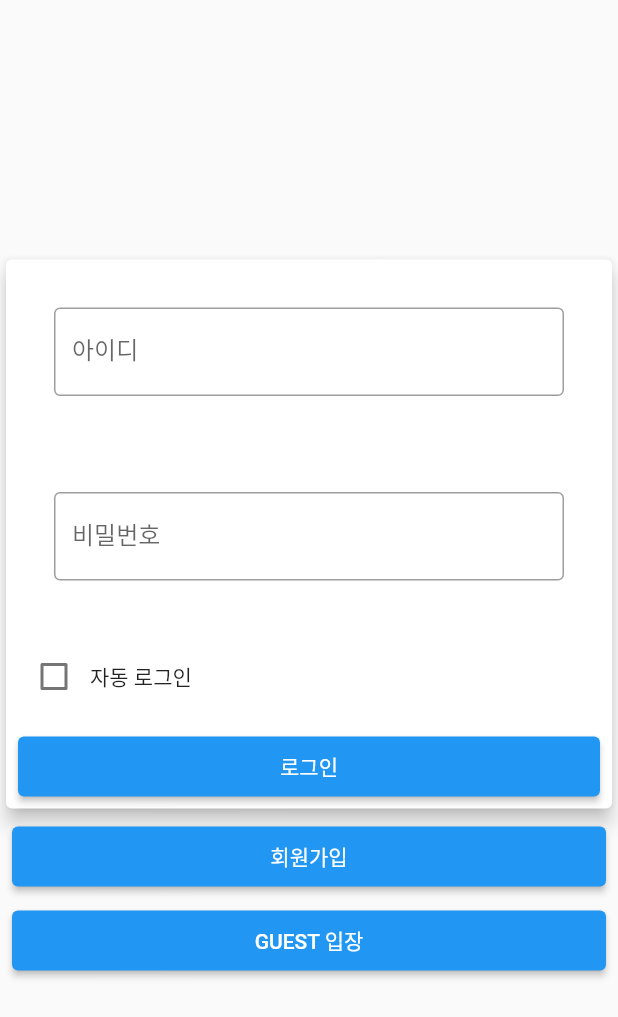
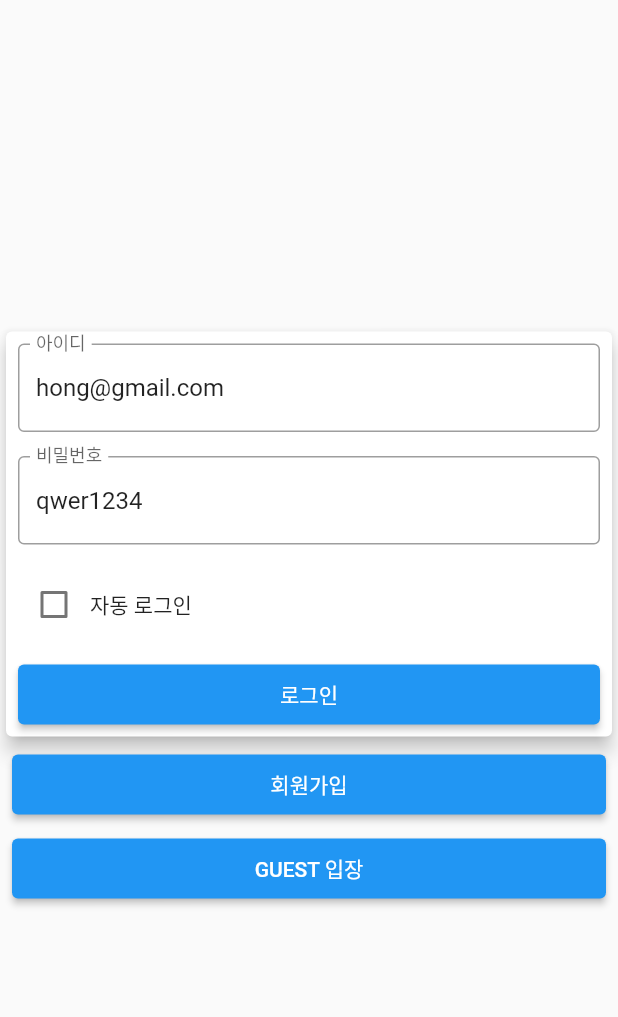
Before and after one commit to wooyoungkwak/illegalparking_app, a Flutter app: the screen it shows after launch, on a phone screen of 412 x 824 dp. Shown: the top 1017 px of the screen. Run offline on Flutter 3.47's test engine with Material 2 defaults, Android fonts, the phone set to English and light mode, and no system bars; our stand-ins replace camera, connectivity_plus, dotted_border, flutter_secure_storage, geolocator, get and 6 more; missing offline and left inert: app_settings, dart:ffi, mask_for_camera_view, network_info_plus; accounts and stored records are empty; key blocks and very long unbroken strings in the code were emptied for the run.

Commit message:
로그인 회원 정보 저장...

```diff
--- a/lib/config/env.dart
+++ b/lib/config/env.dart
@@ -9,10 +9,9 @@ class Env {
   static const String SERVER_AI_URL = "$AI_SERVER:18091";
   static const String SERVER_AI_FILE_UPLOAD_URL = '$SERVER_AI_URL/';
 
-
   static const String ADMIN_SERVER_TEST = "http://teraenergy.iptime.org"; // 관리자 서버
   static const String ADMIN_SERVER_REAL = "http://"; // 관리자 서버
-  static const String ADMIN_SERVER = ADMIN_SERVER_TEST ; // 관리자 서버
+  static const String ADMIN_SERVER = ADMIN_SERVER_TEST; // 관리자 서버
 
   static const String SERVER_ADMIN_URL = "$ADMIN_SERVER:18090";
   static const String SERVER_LOGIN_URL = '$SERVER_ADMIN_URL/api/login';
@@ -35,9 +34,6 @@ class Env {
   static const String SERVER_ADMIN_USER_PASSWORD_CHCEK_URL = '$SERVER_ADMIN_URL/api/user/password/check';
   static const String SERVER_ADMIN_USER_PASSWORD_CHANGE_URL = '$SERVER_ADMIN_URL/api/user/password/change';
 
-
-
-
   static const String MAP_TEST_SERVER = "http://220.95.46.211:18090/area/map";
   static const String MAP_REAL_SERVER = "http://49.50.166.205/area/map";
 
@@ -50,26 +46,30 @@ class Env {
   static const String WORK_TYPE_TODAY = "today";
   static const String WORK_TYPE_WEEK = "week";
 
-  static bool WORK_PLACE_CHANGE_STATE = false;
-  static String? WORK_KR_NAME;
-  static String? WORK_POSITION_NAME;
-  static String? WORK_PHOTO_PATH;
-  static String? WORK_COMPANY_NAME;
+  // static bool WORK_PLACE_CHANGE_STATE = false;
+  // static String? WORK_KR_NAME;
+  // static String? WORK_POSITION_NAME;
+  // static String? WORK_PHOTO_PATH;
+  // static String? WORK_COMPANY_NAME;
   static int? USER_SEQ;
+  static String? USER_NAME;
+  static String? USER_PHOTO_NAME;
+  static String? USER_PHONE_NUMBER;
 
   static const String LOGIN_STATE = "LOGIN_STATE";
   static const String KEY_USER_ID = "USER_ID"; // Login 후에 서버로부터 부여 받은 사용자 ID 값
   static const String KEY_ID_CHECK = 'KEY_ID_CHECK';
   static const String KEY_ACCESS_TOKEN = "accessToken";
   static const String KEY_REFRESH_TOKEN = "refreshToken";
-  static const String KEY_SETTING_UUID = "uuid";
-  static const String KEY_SETTING_VIBRATE = "VIBRATE";
-  static const String KEY_SETTING_SOUND = "SOUND";
-  static const String KEY_SETTING_ALARM = "ALARM";
-  static const String KEY_LOGIN_SUCCESS = "success";
-  static const String KEY_PHOTO_NAME = "photoName";
+  // static const String KEY_SETTING_UUID = "uuid";
+  // static const String KEY_SETTING_VIBRATE = "VIBRATE";
+  // static const String KEY_SETTING_SOUND = "SOUND";
+  // static const String KEY_SETTING_ALARM = "ALARM";
+  // static const String KEY_LOGIN_SUCCESS = "success";
+  static const String KEY_USER_SEQ = "userSeq";
+  static const String KEY_USER_NAME = "name";
+  static const String KEY_PHOTO_NAME = "photoNmae";
   static const String KEY_PHONE_NUMBER = "phoneNumber";
-  static const String KEY_USER_SEQ = "userSeq";
 
   static const String KEY_PHOTO_PATH = "photo_path";
   static const String KEY_KR_NAME = "krName";
@@ -80,7 +80,15 @@ class Env {
 
   static const String MSG_NOT_TOKEN = "로그인 후 사용 해주세요.";
 
+  // Test Naver Cloud
   static const String NAVER_SERVICE_ID = "ncp:sms:kr:294175196378:sms_auth_test";
   static const String NAVER_ACCESS_KEY = "4VqjVzPCbUUnTO9nDy92";
   static const String NAVER_SECRET_KEY = "6Pm4jOKBTTtAYDR3rWQhdSnwXFzk6xxuNx7JJYWJ";
+  static const String NAVER_PHONE_NUMBER = "01079297878";
+  // // 회사 Naver Cloud
+  // static const String NAVER_SERVICE_ID = "ncp:sms:kr:283490566916:illegalparking_app";
+  // static const String NAVER_ACCESS_KEY = "Z5cIzHss1rH6qzBzZDEi";
+  // static const String NAVER_SECRET_KEY = "AB4tsaR7TtnFkgCUxC31LeTo6onaI3e0npRNSLc5";
+  // static const String NAVER_PHONE_NUMBER = "07047661008 ";
+
 }
--- a/lib/models/result_model.dart
+++ b/lib/models/result_model.dart
@@ -7,7 +7,6 @@ import 'package:illegalparking_app/utils/log_util.dart';
 LoginInfo resultInfoFromJson(String str) => LoginInfo.fromJson(json.decode(str));
 
 String resultInfoToJson(LoginInfo loginInfo) => json.encode(loginInfo.toJson());
-
 
 class DefaultInfo {
   DefaultInfo(this.success, this.message, this.data);
@@ -48,7 +47,7 @@ class LoginInfo {
     return data![Env.KEY_USER_SEQ];
   }
 
-  String getPhotoPath() {
+  String getPhotoName() {
     return data![Env.KEY_PHOTO_NAME];
   }
 
@@ -56,7 +55,7 @@ class LoginInfo {
     return data![Env.KEY_KR_NAME];
   }
 
-  String getCompanyName() {
+  String getPhoneNumber() {
     return data![Env.KEY_PHONE_NUMBER];
   }
 }
@@ -304,5 +303,4 @@ class AlarmHistoryInfo {
   }
 
   Map<String, dynamic> toJson() => {"addr": addr, "regDt": regDt, "stateType": stateType, "fileName": fileName};
-
 }
--- a/lib/services/network_service.dart
+++ b/lib/services/network_service.dart
@@ -92,7 +92,7 @@ Future<int> sendSMS(String phoneNumber) async {
     "type": "SMS",
     "contentType": "COMM",
     "countryCode": "82",
-    "from": "01079297878",
+    "from": Env.NAVER_PHONE_NUMBER,
     "content": "ABCD",
     "messages": [
       {"to": phoneNumber, "content": "인증번호 [$verifyNum]를 입력해주세요."}
--- a/lib/states/login.dart
+++ b/lib/states/login.dart
@@ -3,6 +3,7 @@ import 'package:get/get.dart';
 import 'package:illegalparking_app/config/env.dart';
 import 'package:illegalparking_app/controllers/login_controller.dart';
 import 'package:illegalparking_app/controllers/sign_up_controller.dart';
+import 'package:illegalparking_app/models/result_model.dart';
 import 'package:illegalparking_app/services/server_service.dart';
 import 'package:illegalparking_app/states/widgets/form.dart';
 import 'package:illegalparking_app/utils/alarm_util.dart';
@@ -16,12 +17,21 @@ class Login extends StatefulWidget {
 }
 
 class _LoginState extends State<Login> {
+  late TextEditingController _idController = TextEditingController();
+  late TextEditingController _passController = TextEditingController();
   final singUpController = Get.put(SignUpController());
   final loginController = Get.put(LoginController());
 
   @override
   void initState() {
     super.initState();
+    if (Env.isDebug) {
+      _idController = TextEditingController(text: "hong@gmail.com");
+      _passController = TextEditingController(text: "qwer1234");
+    } else {
+      _idController = TextEditingController(text: "");
+      _passController = TextEditingController(text: "");
+    }
   }
 
   @override
@@ -40,8 +50,8 @@ class _LoginState extends State<Login> {
               elevation: 5,
               child: Column(
                 children: [
-                  createTextFormField(labelText: "아이디"),
-                  createTextFormField(labelText: "비밀번호"),
+                  createTextFormField(labelText: "아이디", controller: _idController),
+                  createTextFormField(labelText: "비밀번호", controller: _passController),
                   // 자동 로그인
                   Padding(
                     padding: const EdgeInsets.all(8.0),
@@ -64,13 +74,19 @@ class _LoginState extends State<Login> {
                       text: "로그인",
                       function: () {
                         // Navigator.pushNamed(context, "/home");
-                        login("hong@gmail.com", "qwer1234").then((logingInfo) {
-                          if (logingInfo.success) {
-                            Env.USER_SEQ = logingInfo.getUserSeq();
+                        // hong@gmail.com
+                        // qwer1234
+                        login(_idController.text, _passController.text).then((loginInfo) {
+                          if (loginInfo.success) {
+                            // 유저 정보 등록
+                            Env.USER_NAME = loginInfo.getKrName();
+                            Env.USER_SEQ = loginInfo.getUserSeq();
+                            Env.USER_PHOTO_NAME = loginInfo.getPhotoName();
+                            Env.USER_PHONE_NUMBER = loginInfo.getPhoneNumber();
                             Navigator.pushNamed(context, "/home");
                           } else {
                             // TODO : 확인 해바 ..
-                            alertDialogByonebutton("알림", logingInfo.message!);
+                            alertDialogByonebutton("알림", loginInfo.message!);
                           }
                         });
                       }),
--- a/lib/states/sign_up.dart
+++ b/lib/states/sign_up.dart
@@ -195,7 +195,7 @@ class _SignUpState extends State<SignUp> {
                           ? () {
                               // TODO : photoName 기능 추가
                               register(idController.text, passController.text, nameCotroller.text, phoneNumController.text, "photoName").then((registerInfo) {
-                                if ( registerInfo.success ) {
+                                if (registerInfo.success) {
                                   showSignUpSuccessDialog();
                                 } else {
                                   // TODO : 확인 해봐 ...
--- a/lib/states/widgets/form.dart
+++ b/lib/states/widgets/form.dart
@@ -1,4 +1,5 @@
 import 'package:flutter/material.dart';
+import 'package:http/http.dart';
 import 'package:illegalparking_app/utils/log_util.dart';
 
 Padding createCustomText({
@@ -25,6 +26,16 @@ Padding createCustomText({
   );
 }
 
+String? _errorText(TextEditingController controller) {
+  final text = controller.value.text;
+  Log.debug("controller text : $text");
+  if (text.isEmpty) {
+    return 'Can\t be empty';
+  }
+
+  return null;
+}
+
 Padding createTextFormField({
   GlobalKey<FormState>? formFieldKey,
   String? labelText,
@@ -33,8 +44,9 @@ Padding createTextFormField({
   bool? obscureText,
   TextEditingController? controller,
 }) {
+  // final text = controller!.value.text;
   return Padding(
-    padding: EdgeInsets.all(padding ?? 32.0),
+    padding: EdgeInsets.all(padding ?? 8.0),
     child: TextFormField(
       key: formFieldKey,
       controller: controller,
@@ -43,6 +55,7 @@ Padding createTextFormField({
         border: OutlineInputBorder(),
         labelText: labelText,
         hintText: hintText,
+        errorText: controller != null ? _errorText(controller) : null,
       ),
       validator: (text) {
         Log.debug("validator Text: $text");
```
